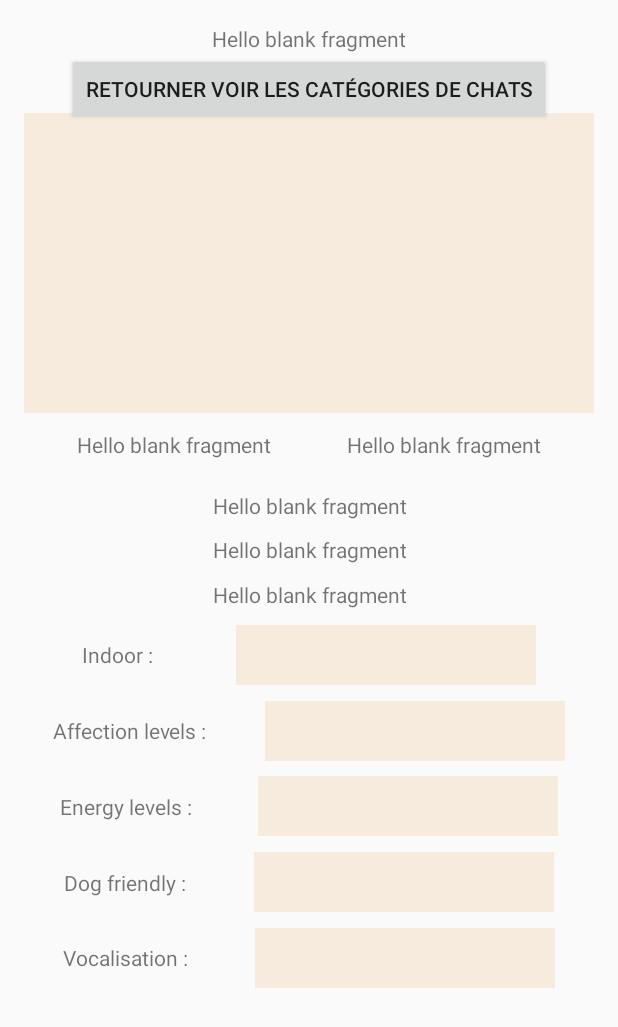
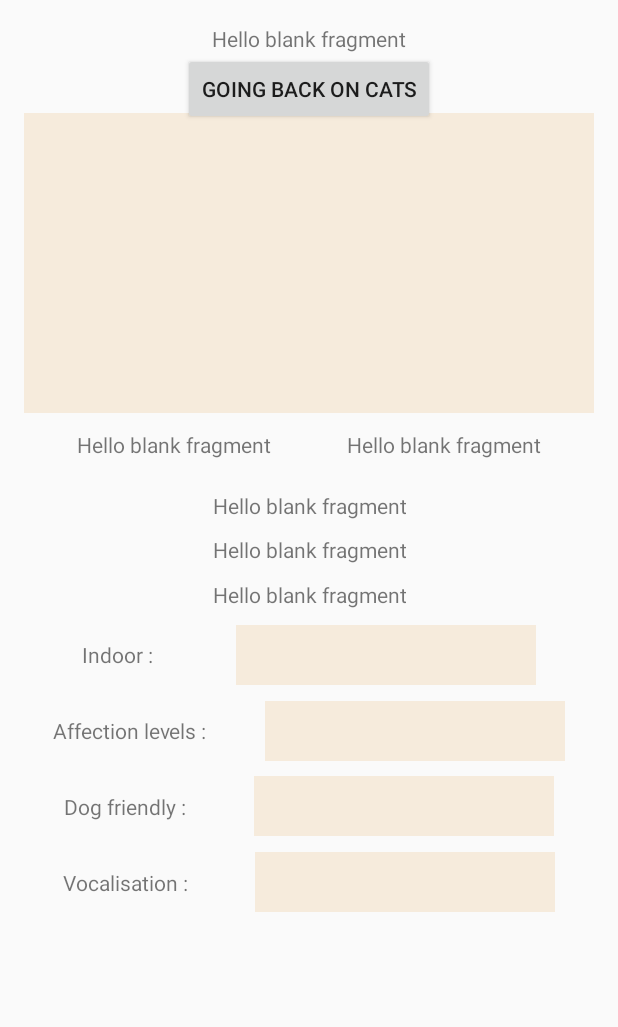
Before and after one commit to Arkani66/PetEncyclopedia, an Android app: the layout fragment_cat_detail.xml on its own in the app's theme, with its tools: preview values and no code run, on a phone screen of 412 x 824 dp. Shown: the top 1027 px of the screen. Run offline under Robolectric (Android 15) with nearby library versions, the phone set to English and light mode, and no system bars.

```diff
--- a/app/src/main/java/com/example/petencyclopedia/MainActivity.kt
+++ b/app/src/main/java/com/example/petencyclopedia/MainActivity.kt
@@ -3,10 +3,8 @@ package com.example.petencyclopedia
 import android.content.Intent
 import android.os.Bundle
 import android.widget.Button
-import android.widget.TextView
 import android.widget.Toast
 import androidx.appcompat.app.AppCompatActivity
-import com.example.petencyclopedia.ui.Dog.DogListFragment
 
 class MainActivity : AppCompatActivity() {
 
--- a/app/src/main/java/com/example/petencyclopedia/ui/Cat/CatListFragment.kt
+++ b/app/src/main/java/com/example/petencyclopedia/ui/Cat/CatListFragment.kt
@@ -40,7 +40,6 @@ import retrofit2.converter.gson.GsonConverterFactory
 
 class CatListFragment : Fragment() {
 
-    private lateinit var dashboardViewModel: DashboardViewModel
     private var _binding: FragmentCatlistBinding? = null
     private lateinit var mrecyclerview : RecyclerView
     private val madapterView = KittenAdaptater(listOf(), ::onClickedCat)
--- a/app/src/main/java/com/example/petencyclopedia/ui/Cat/CatViewModel.kt
+++ b/app/src/main/java/com/example/petencyclopedia/ui/Cat/CatViewModel.kt
@@ -65,4 +65,5 @@ class CatViewModel : ViewModel(){
         address = "catbar"+kitten.indoor.toString()
         return address
     }
+
 }
--- a/app/src/main/java/com/example/petencyclopedia/ui/Home/HomeFragment.kt
+++ b/app/src/main/java/com/example/petencyclopedia/ui/Home/HomeFragment.kt
@@ -46,11 +46,11 @@ class HomeFragment : Fragment() {
         imagedog = view.findViewById(R.id.button_dog)
 
         Glide.with(this)
-            .load(R.drawable.cat_icon)
+            .load(R.drawable.funnycat)
             .centerCrop()
             .into(imagecat)
         Glide.with(this)
-            .load(R.drawable.dog_icon)
+            .load(R.drawable.happydog)
             .centerCrop()
             .into(imagedog)
 
--- a/app/src/main/java/com/example/petencyclopedia/ui/notifications/NotificationsViewModel.kt
+++ b/app/src/main/java/com/example/petencyclopedia/ui/notifications/NotificationsViewModel.kt
@@ -7,7 +7,8 @@ import androidx.lifecycle.ViewModel
 class NotificationsViewModel : ViewModel() {
 
     private val _text = MutableLiveData<String>().apply {
-        value = "This is notifications Fragment"
+        value = "Here you can find your favourites cats and dogs! " + "\n" +
+                "Sadly this option isn't implemented yet :'( "
     }
     val text: LiveData<String> = _text
 }
--- a/app/src/main/res/layout/fragment_cat_detail.xml
+++ b/app/src/main/res/layout/fragment_cat_detail.xml
@@ -169,7 +169,7 @@
                 app:layout_constraintTop_toBottomOf="@id/kitten_detail_mlayout3"
                 app:layout_constraintLeft_toLeftOf="parent"
                 app:layout_constraintRight_toRightOf="parent"
-                app:layout_constraintBottom_toTopOf="@+id/kitten_detail_mlayout5" />
+                app:layout_constraintBottom_toTopOf="@+id/kitten_detail_mlayout6" />
 
         <TextView
                 android:id="@+id/kitten_detail_affection"
@@ -192,42 +192,11 @@
                 app:layout_constraintBottom_toBottomOf="@id/kitten_detail_mlayout4" />
 
         <TextureView
-                android:id="@+id/kitten_detail_mlayout5"
+                android:id="@+id/kitten_detail_mlayout6"
                 android:layout_width="match_parent"
                 android:layout_height="40dp"
                 android:layout_marginTop="10dp"
                 app:layout_constraintTop_toBottomOf="@id/kitten_detail_mlayout4"
-                app:layout_constraintLeft_toLeftOf="parent"
-                app:layout_constraintRight_toRightOf="parent"
-                app:layout_constraintBottom_toTopOf="@+id/kitten_detail_mlayout6"
-                app:layout_constraintVertical_bias="0.1"/>
-
-        <TextView
-                android:id="@+id/kitten_detail_energy"
-                android:layout_width="wrap_content"
-                android:layout_height="wrap_content"
-                android:text="Energy levels : "
-                app:layout_constraintTop_toTopOf="@id/kitten_detail_mlayout5"
-                app:layout_constraintLeft_toLeftOf="parent"
-                app:layout_constraintRight_toLeftOf="@+id/kitten_detail_energy_bar"
-                app:layout_constraintBottom_toBottomOf="@+id/kitten_detail_mlayout5" />
-
-        <ImageView
-                android:id="@+id/kitten_detail_energy_bar"
-                android:layout_width="200dp"
-                android:layout_height="40dp"
-                android:background="@color/Beige"
-                app:layout_constraintTop_toTopOf="@id/kitten_detail_mlayout5"
-                app:layout_constraintLeft_toRightOf="@id/kitten_detail_energy"
-                app:layout_constraintRight_toRightOf="parent"
-                app:layout_constraintBottom_toBottomOf="@id/kitten_detail_mlayout5" />
-
-        <TextureView
-                android:id="@+id/kitten_detail_mlayout6"
-                android:layout_width="match_parent"
-                android:layout_height="40dp"
-                android:layout_marginTop="10dp"
-                app:layout_constraintTop_toBottomOf="@id/kitten_detail_mlayout5"
                 app:layout_constraintLeft_toLeftOf="parent"
                 app:layout_constraintRight_toRightOf="parent"
                 app:layout_constraintBottom_toTopOf="@+id/kitten_detail_mlayout7"
@@ -294,7 +263,5 @@
                 app:layout_constraintLeft_toLeftOf="parent"
                 app:layout_constraintRight_toRightOf="parent"
                 app:layout_constraintBottom_toBottomOf="parent"/>
-
-
     </androidx.constraintlayout.widget.ConstraintLayout>
 </ScrollView>
--- a/app/src/main/res/layout/fragment_catlist.xml
+++ b/app/src/main/res/layout/fragment_catlist.xml
@@ -22,7 +22,7 @@
             android:id="@+id/cat_text_home"
             android:layout_width="match_parent"
             android:layout_height="wrap_content"
-            android:layout_marginTop="30dp"
+            android:layout_marginTop="50dp"
             android:layout_marginBottom="10dp"
             android:text="@string/Catliste_title"
             android:textAlignment="center"
--- a/app/src/main/res/values/strings.xml
+++ b/app/src/main/res/values/strings.xml
@@ -1,16 +1,16 @@
 <resources>
     <string name="app_name">PetEncyclopedia</string>
     <string name="btn_accueil">Enter the Encyclopedia</string>
-    <string name="message_accueil_btn">Vous allez accéder au PetEncyclopedia !</string>
+    <string name="message_accueil_btn">You\'re entering the PetEncyclopedia !</string>
     <string name="title_activity_naviguation_choice">MainActivity</string>
     <string name="title_home">Home</string>
     <string name="title_doglist">Dog</string>
     <string name="title_catlist">Cat</string>
     <string name="title_dogdetail">Dog Detail</string>
-    <string name="button_return_dog">Retourner voir les catégories de chiens</string>
-    <string name="button_return_cat">Retourner voir les catégories de chats</string>
+    <string name="button_return_dog">Going back on Dogs</string>
+    <string name="button_return_cat">Going back on Cats</string>
     <string name="title_catdetail">Cat Detail</string>
-    <string name="title_notifications">Notifications</string>
+    <string name="title_notifications">Favorites</string>
     <string name="Dogliste_title">Here are the different dogs races !Click on it to see the informations</string>
     <string name="Catliste_title">Here are the different cats races !Click on it to see the informations</string>
     <!-- TODO: Remove or change this placeholder text -->
```
Also changed, not shown: app/src/main/java/com/example/petencyclopedia/ui/Cat/CatDetailFragment.kt (+0 -62 lines), app/src/main/java/com/example/petencyclopedia/ui/Cat/DashboardViewModel.kt (deleted, +0 -13 lines), app/src/main/java/com/example/petencyclopedia/ui/Database/MyDataBaseHelper.kt (added, +36 -0 lines), app/src/main/res/layout/activity_main.xml (+5 -4 lines), app/src/main/res/drawable/catanddog.jpg (added), app/src/main/res/drawable/funnycat.jpg (added), app/src/main/res/drawable/happydog.jpg (added).
